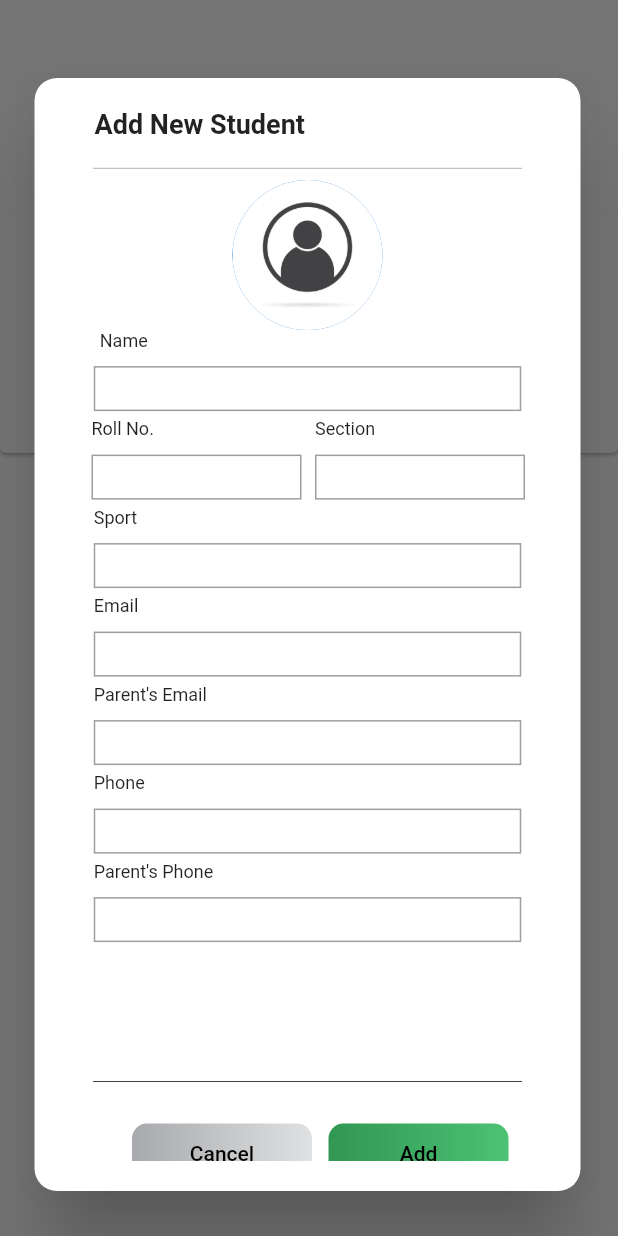
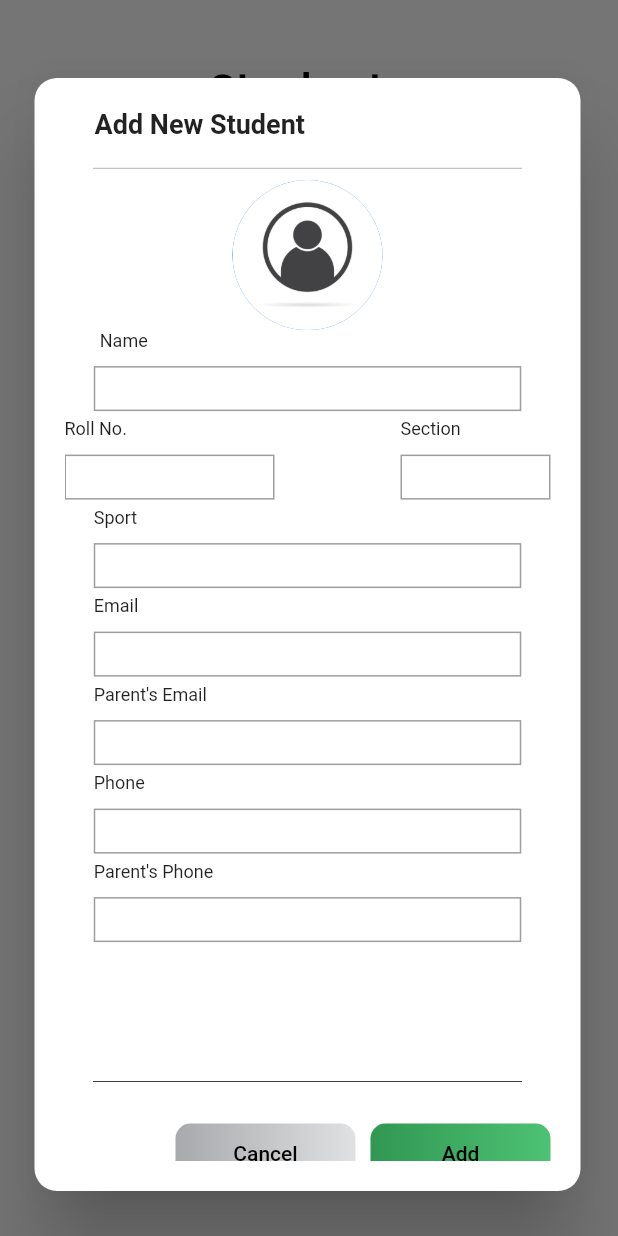
Before and after one commit to Hariharan148/kpr_sports, a Flutter app: the StudentsScreen screen opened by its route, after a tap on the "add" icon, on a phone screen of 412 x 824 dp. Run offline on Flutter 3.47's test engine with Material 2 defaults, Android fonts, the light colour scheme and no system bars; our stand-ins replace cloud_firestore, firebase_core, firebase_storage, flutter_svg, fluttertoast, image_picker and 3 more; missing offline and left inert: external_path, horizontal_data_table, syncfusion_flutter_xlsio; accounts and stored records are empty.

Commit message:
fix(students): little fix

```diff
--- a/lib/students/students.dart
+++ b/lib/students/students.dart
@@ -1,6 +1,7 @@
 import 'package:firebase_core/firebase_core.dart';
 import 'package:cloud_firestore/cloud_firestore.dart';
 import 'package:flutter/material.dart';
+import 'package:kpr_sports/shared/appbar.dart';
 
 import 'students_add.dart';
 import 'students_model.dart';
@@ -41,8 +42,84 @@ class _StudentsScreenState extends State<StudentsScreen> {
     // final List<dynamic> documents = fetchRecords() as List;
     return SafeArea(
       child: Scaffold(
-        body: Stack(
+        appBar: const PreferredSize(
+          preferredSize: Size.fromHeight(120),
+          child: CustomAppBar(name: "Students"),
+        ),
+        body: Column(
           children: [
+            Container(
+              margin: const EdgeInsets.only(bottom: 25),
+              child: SizedBox(
+                width: MediaQuery.of(context).size.width - 70,
+                height: 100,
+                child: Card(
+                  elevation: 0,
+                  child: Container(
+                    decoration: BoxDecoration(
+                      shape: BoxShape.rectangle,
+                      color: const Color(0xFF142A50),
+                      borderRadius: BorderRadius.circular(15),
+                    ),
+                    child: Row(
+                      crossAxisAlignment: CrossAxisAlignment.center,
+                      mainAxisAlignment: MainAxisAlignment.spaceAround,
+                      children: [
+                        Column(
+                          crossAxisAlignment: CrossAxisAlignment.start,
+                          mainAxisAlignment: MainAxisAlignment.center,
+                          children: [
+                            Container(
+                                child: const Text(
+                              "Total students",
+                              style:
+                                  TextStyle(color: Colors.white, fontSize: 12),
+                            )),
+                            Container(
+                              child: const Text(
+                                "52",
+                                style: TextStyle(
+                                    color: Colors.white,
+                                    fontSize: 35,
+                                    fontWeight: FontWeight.bold),
+                              ),
+                            )
+                          ],
+                        ),
+                        Container(
+                          child: InkWell(
+                            onTap: () {
+                              showPopUp(context);
+                            },
+                            child: Container(
+                              height: 50,
+                              width: 50,
+                              decoration: BoxDecoration(
+                                  gradient: const LinearGradient(
+                                      begin: Alignment.topCenter,
+                                      end: Alignment.bottomCenter,
+                                      colors: [
+                                        Color(0xFF319753),
+                                        Color(0xFF55F68B),
+                                      ]),
+                                  shape: BoxShape.rectangle,
+                                  color: Colors.white,
+                                  border: Border.all(width: 0),
+                                  borderRadius: BorderRadius.circular(35)),
+                              child: const Icon(
+                                Icons.add,
+                                size: 40,
+                                color: Color(0xFF142A50),
+                              ),
+                            ),
+                          ),
+                        ),
+                      ],
+                    ),
+                  ),
+                ),
+              ),
+            ),
             StreamBuilder<List<UserModel>>(
               stream: _streamUser,
               builder: (context, snapshot) {
@@ -63,17 +140,8 @@ class _StudentsScreenState extends State<StudentsScreen> {
                       itemCount: userList.length,
                       itemBuilder: (context, index) {
                         final user = userList[index];
-                        if (index == 0) {
-                          return Column(
-                            children: const [
-                              SizedBox(
-                                height: 400,
-                              ),
-                            ],
-                          );
-                        }
-
                         return Card(
+                          elevation: 0,
                           margin: const EdgeInsets.only(
                               left: 25, right: 25, bottom: 25),
                           shape: RoundedRectangleBorder(
@@ -81,29 +149,21 @@ class _StudentsScreenState extends State<StudentsScreen> {
                             side:
                                 const BorderSide(color: Colors.grey, width: 1),
                           ),
+                          child: Container(
+                            padding: const EdgeInsets.all(20),
                             child: Column(
-                            mainAxisAlignment: MainAxisAlignment.end,
+                              crossAxisAlignment: CrossAxisAlignment.center,
+                              mainAxisAlignment: MainAxisAlignment.center,
                               children: [
                                 Row(
-                                mainAxisAlignment: MainAxisAlignment.end,
+                                  crossAxisAlignment: CrossAxisAlignment.start,
+                                  mainAxisAlignment:
+                                      MainAxisAlignment.spaceBetween,
                                   children: [
-                                  Column(
-                                    children: [
-                                      Container(
-                                        margin: const EdgeInsets.only(top: 15),
-                                      ),
                                     CircleAvatar(
                                         radius: 50.0,
                                         backgroundImage: img_select(user)),
-                                    ],
-                                  ),
-                                  const SizedBox(
-                                    width: 78,
-                                  ),
-//WORKING CONTAINER--------------------------------------------------
-                                  Container(
-                                    margin: const EdgeInsets.only(bottom: 50),
-                                    child: IconButton(
+                                    IconButton(
                                         onPressed: () {
                                           setState(() {
                                             showDialog(
@@ -122,8 +182,7 @@ class _StudentsScreenState extends State<StudentsScreen> {
                                                                 .circular(15),
                                                       ),
                                                       child: Container(
-                                                        height: 308,
-                                                        width: 380,
+                                                        height: 300,
                                                         decoration: BoxDecoration(
                                                             borderRadius:
                                                                 BorderRadius
@@ -169,13 +228,23 @@ class _StudentsScreenState extends State<StudentsScreen> {
                                                             ),
                                                             Text(
                                                               "${user.name}",
-                                                              style:
-                                                                  const TextStyle(
-                                                                fontSize: 16.0,
+                                                              style: const TextStyle(
+                                                                  fontSize:
+                                                                      16.0,
+                                                                  fontWeight:
+                                                                      FontWeight
+                                                                          .w600,
+                                                                  fontFamily:
+                                                                      "Poppins"),
                                                             ),
+                                                            Text(
+                                                              "${user.roll}",
+                                                              style: const TextStyle(
+                                                                  fontFamily:
+                                                                      "Poppins"),
                                                             ),
                                                             const SizedBox(
-                                                              height: 52,
+                                                              height: 30,
                                                             ),
                                                             Row(
                                                               mainAxisAlignment:
@@ -219,6 +288,12 @@ class _StudentsScreenState extends State<StudentsScreen> {
                                                                         const Text(
                                                                       "Edit",
                                                                       style: TextStyle(
+                                                                          fontFamily:
+                                                                              "Poppins",
+                                                                          fontSize:
+                                                                              16,
+                                                                          fontWeight: FontWeight
+                                                                              .w600,
                                                                           color:
                                                                               Colors.black),
                                                                     ),
@@ -271,8 +346,14 @@ class _StudentsScreenState extends State<StudentsScreen> {
                                                                         const Text(
                                                                       "Delete",
                                                                       style: TextStyle(
+                                                                          fontFamily:
+                                                                              "Poppins",
+                                                                          fontSize:
+                                                                              16,
+                                                                          fontWeight: FontWeight
+                                                                              .w600,
                                                                           color:
-                                                                              Colors.black),
+                                                                              Colors.white),
                                                                     ),
                                                                   ),
                                                                 ),
@@ -285,19 +366,19 @@ class _StudentsScreenState extends State<StudentsScreen> {
                                           });
                                         },
                                         icon: const Icon(
-                                            Icons.more_vert_outlined)),
-                                  )
+                                            Icons.more_vert_outlined))
                                   ],
                                 ),
-                              const SizedBox(height: 8.0),
                                 Column(
-                                crossAxisAlignment: CrossAxisAlignment.center,
+                                  crossAxisAlignment: CrossAxisAlignment.start,
                                   children: [
-                                  const SizedBox(height: 8.0),
+                                    const SizedBox(height: 30.0),
                                     Text(
-                                    "Name : ${user.name}",
+                                      "${user.name}",
                                       style: const TextStyle(
-                                        fontSize: 16.0, fontFamily: "Poppins"),
+                                          fontSize: 16.0,
+                                          fontWeight: FontWeight.w600,
+                                          fontFamily: "Poppins"),
                                     ),
                                     const SizedBox(height: 8.0),
                                     Text(
@@ -345,115 +426,13 @@ class _StudentsScreenState extends State<StudentsScreen> {
                                 ),
                               ],
                             ),
+                          ),
                         );
                       },
                     ),
                   );
                 }
               },
-            ),
-            Container(
-              color: Colors.white.withOpacity(1),
-              width: MediaQuery.of(context).size.width,
-              height: 200,
-              child: Row(
-                children: [
-                  Container(
-                    margin: const EdgeInsets.only(top: 0, left: 10, bottom: 30),
-                    child: IconButton(
-                        onPressed: () {},
-                        icon: const Icon(
-                          Icons.arrow_back_outlined,
-                          color: Colors.black,
-                        )),
-                  ),
-                  Container(
-                    margin: const EdgeInsets.fromLTRB(45, 20, 105, 40),
-                    height: 45,
-                    width: 180,
-                    child: const Text(
-                      "Students List",
-                      style:
-                          TextStyle(fontSize: 30, fontWeight: FontWeight.bold),
-                    ),
-                  ),
-                ],
-              ),
-            ),
-            Positioned(
-              top: 120,
-//----------------BLACK CARD STARTS FROM HERE--------------------------------
-              child: SizedBox(
-                width: MediaQuery.of(context).size.width,
-                height: 182,
-                child: Card(
-                  margin: const EdgeInsets.only(top: 20),
-                  child: Container(
-                    height: 105,
-                    width: 300,
-                    margin: const EdgeInsets.fromLTRB(45, 10, 45, 40),
-                    decoration: BoxDecoration(
-                      shape: BoxShape.rectangle,
-                      color: const Color(0xFF142A50),
-                      borderRadius: BorderRadius.circular(15),
-                    ),
-                    child: Row(
-                      children: [
-                        Column(
-                          children: [
-                            Container(
-                                margin: const EdgeInsets.fromLTRB(0, 25, 60, 0),
-                                child: const Text(
-                                  "Total students",
-                                  style: TextStyle(color: Colors.white),
-                                )),
-                            Container(
-                              margin:
-                                  const EdgeInsets.only(right: 140, left: 25),
-                              child: const Text(
-                                "52",
-                                style: TextStyle(
-                                    color: Colors.white,
-                                    fontSize: 35,
-                                    fontWeight: FontWeight.bold),
-                              ),
-                            )
-                          ],
-                        ),
-                        Container(
-                          margin: const EdgeInsets.only(left: 25),
-                          child: InkWell(
-                            onTap: () {
-                              showPopUp(context);
-                            },
-                            child: Container(
-                              height: 60,
-                              width: 60,
-                              decoration: BoxDecoration(
-                                  gradient: const LinearGradient(
-                                      begin: Alignment.topCenter,
-                                      end: Alignment.bottomCenter,
-                                      colors: [
-                                        Color(0xFF319753),
-                                        Color(0xFF55F68B),
-                                      ]),
-                                  shape: BoxShape.rectangle,
-                                  color: Colors.white,
-                                  border: Border.all(width: 0),
-                                  borderRadius: BorderRadius.circular(35)),
-                              child: const Icon(
-                                Icons.add,
-                                size: 50,
-                                color: Color(0xFF142A50),
-                              ),
-                            ),
-                          ),
-                        ),
-                      ],
-                    ),
-                  ),
-                ),
-              ),
             ),
           ],
         ),
--- a/lib/students/students_add.dart
+++ b/lib/students/students_add.dart
@@ -199,14 +199,13 @@ class _StudentAddState extends State<StudentAdd> {
                       inputTextColor: Colors.black,
                       barColor: Colors.black,
                     ),
-                    const SizedBox(
+                    Container(
                       height: 5,
+                      width: MediaQuery.of(context).size.width - 100,
                     ),
                     Row(
+                      mainAxisAlignment: MainAxisAlignment.spaceBetween,
                       children: [
-                        const SizedBox(
-                          width: 18,
-                        ),
                         rollField(
                           verti: 30,
                           horizo: 140,
@@ -215,12 +214,9 @@ class _StudentAddState extends State<StudentAdd> {
                           inputTextColor: Colors.black,
                           barColor: Colors.black,
                         ),
-                        const SizedBox(
-                          width: 9,
-                        ),
                         sectionField(
                           verti: 30,
-                          horizo: 140,
+                          horizo: 100,
                           control: sec,
                           lableText: "Section",
                           inputTextColor: Colors.black,
@@ -232,6 +228,7 @@ class _StudentAddState extends State<StudentAdd> {
                       height: 5,
                     ),
                     sportField(
+                      verti: 30,
                       control: sport,
                       lableText: "Sport",
                       inputTextColor: Colors.black,
@@ -241,6 +238,7 @@ class _StudentAddState extends State<StudentAdd> {
                       height: 5,
                     ),
                     emailField(
+                      verti: 30,
                       control: email,
                       lableText: "Email",
                       inputTextColor: Colors.black,
@@ -250,6 +248,7 @@ class _StudentAddState extends State<StudentAdd> {
                       height: 5,
                     ),
                     emailField(
+                      verti: 30,
                       control: pemail,
                       lableText: "Parent's Email",
                       inputTextColor: Colors.black,
@@ -291,14 +290,9 @@ class _StudentAddState extends State<StudentAdd> {
             Visibility(
               visible: !widget.edit,
               child: Row(
+                mainAxisAlignment: MainAxisAlignment.end,
                 children: [
-                  const SizedBox(
-                    width: 45,
-                  ),
-                  SizedBox(
-                    width: 120,
-                    height: 40,
-                    child: Container(
+                  Container(
                     width: 120,
                     height: 40,
                     decoration: BoxDecoration(
@@ -323,16 +317,10 @@ class _StudentAddState extends State<StudentAdd> {
                       ),
                     ),
                   ),
-                  ),
-                  const SizedBox(
-                    width: 11,
-                  ),
-                  SizedBox(
+                  Container(
                     width: 120,
                     height: 40,
-                    child: Container(
-                      width: 120,
-                      height: 40,
+                    margin: const EdgeInsets.only(left: 10),
                     decoration: BoxDecoration(
                       borderRadius: BorderRadius.circular(10),
                       gradient: const LinearGradient(
@@ -360,7 +348,6 @@ class _StudentAddState extends State<StudentAdd> {
                       child: const Text(
                         "Add",
                         style: TextStyle(color: Colors.black),
-                        ),
                       ),
                     ),
                   ),
```
Lines whose indentation alone changed are shown as unchanged.
